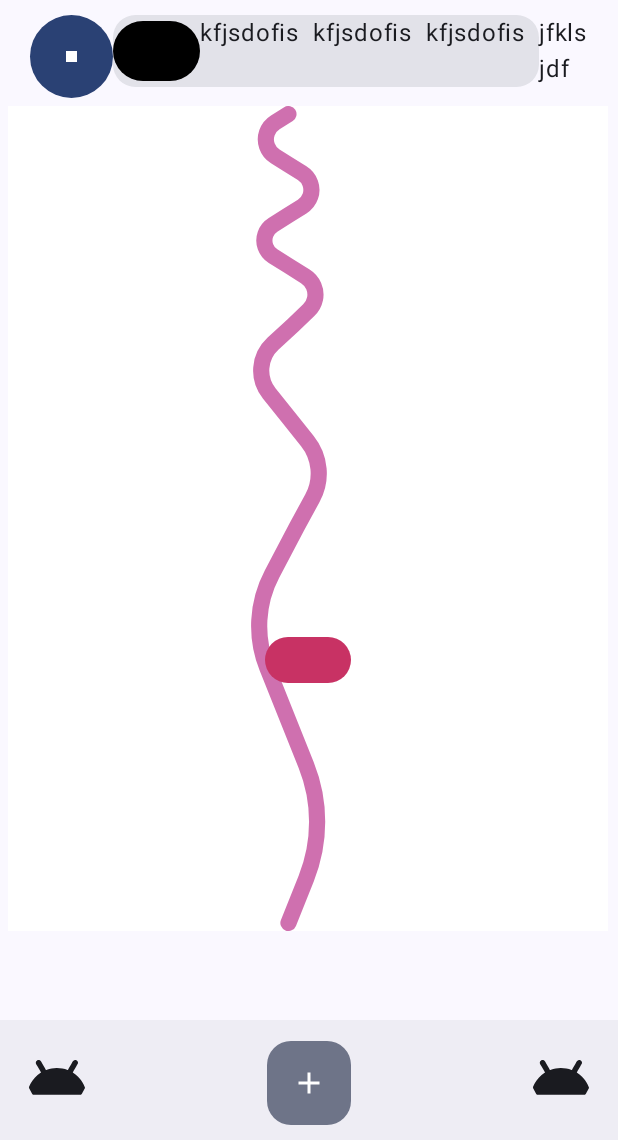
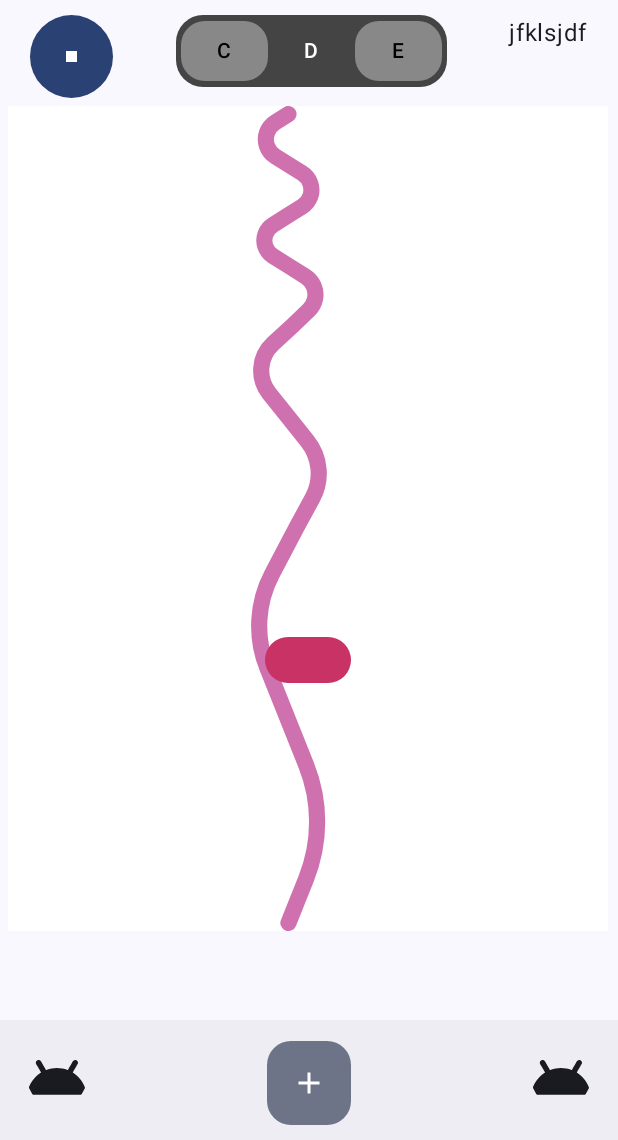
Before and after one commit to AveryVio/BILBO-app, an Android app built with Jetpack Compose: the screen it shows after launch (MainActivity), on a phone screen of 412 x 824 dp, the part 96-1236 px from its top. Run offline under Robolectric (Android 15) with nearby library versions, the phone set to English and light mode, and no system bars; Roboto replaces fonts that are not available here.

Commit message:
now playing adjustments

```diff
--- a/app/src/main/java/com/averyvi/bilbo/simpleuis/nowPlaying.kt
+++ b/app/src/main/java/com/averyvi/bilbo/simpleuis/nowPlaying.kt
@@ -1,5 +1,6 @@
 package com.averyvi.bilbo.simpleuis
 
+import android.widget.Button
 import androidx.compose.foundation.layout.Row
 import androidx.compose.foundation.layout.padding
 import androidx.compose.foundation.shape.RoundedCornerShape
@@ -22,28 +23,39 @@ import java.sql.Ref
 @Composable
 fun karta() {
     Card(
-        shape = RoundedCornerShape(15.dp),
-        /*colors = CardColors(
-            Color.Gray,
+        shape = RoundedCornerShape(18.dp),
+        colors = CardColors(
+            Color.DarkGray,
             Color.Blue,
             Color.Black,
             Color.White,
-        )*/
+        )
     ) {
-        Row {
+        val CardButtonColors = ButtonColors(
+            Color.Gray,
+            Color.Black,
+            Color.DarkGray,
+            Color.White
+        )
+        Row(
+            modifier = Modifier.padding(horizontal = 3.dp)
+        ) {
             Button(
                 onClick = {},
-                colors = ButtonColors(
-                    Color.Gray,
-                    Color.Blue,
-                    Color.Black,
-                    Color.White,
-                ),
+                shape = RoundedCornerShape(16.dp),
+                colors = CardButtonColors,
+            ) { Text("C") }
+            Button(
+                onClick = {},
+                shape = RoundedCornerShape(16.dp),
+                colors = CardButtonColors,
                 enabled = false
-            ) { }
-            Text("kfjsdofis  ")
-            Text("kfjsdofis  ")
-            Text("kfjsdofis  ")
+            ) { Text("D") }
+            Button(
+                onClick = {},
+                shape = RoundedCornerShape(16.dp),
+                colors = CardButtonColors,
+            ) { Text("E") }
         }
     }
 }
--- a/app/src/main/java/com/averyvi/bilbo/ui/theme/Theme.kt
+++ b/app/src/main/java/com/averyvi/bilbo/ui/theme/Theme.kt
@@ -15,7 +15,7 @@ import com.averyvi.asampleofuis.ui.theme.Typography
 private val DarkColorScheme = darkColorScheme(
     primary = Purple80,
     secondary = PurpleGrey80,
-    tertiary = Pink80
+    tertiary = Pink80,
 )
 
 private val LightColorScheme = lightColorScheme(
```
